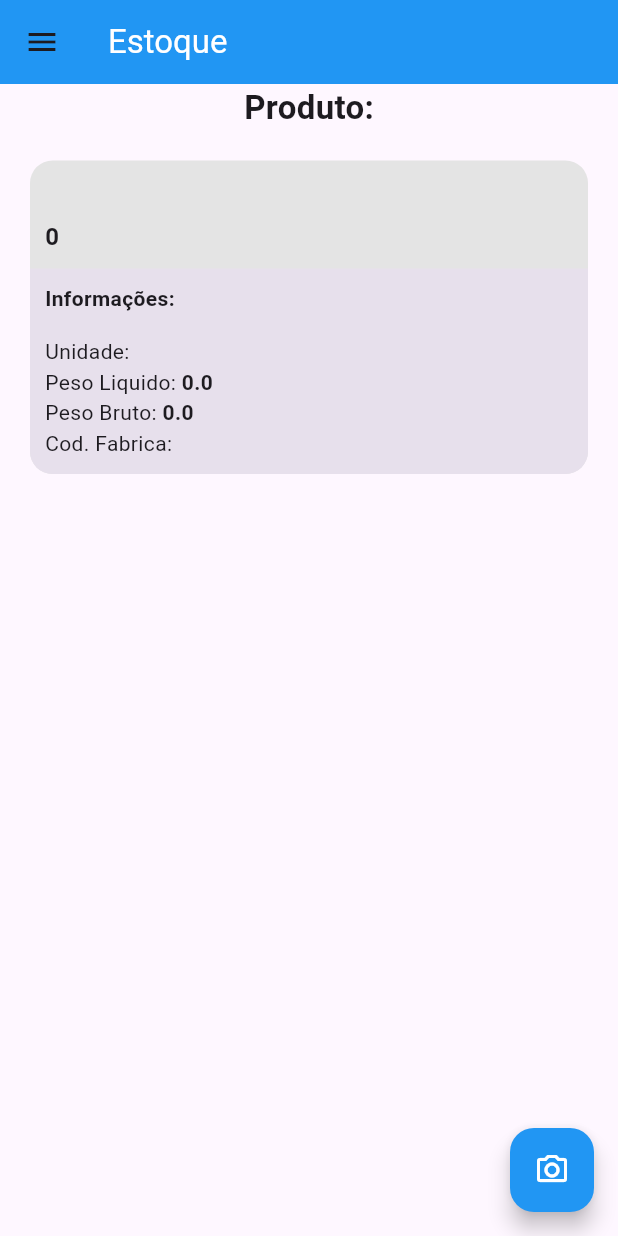
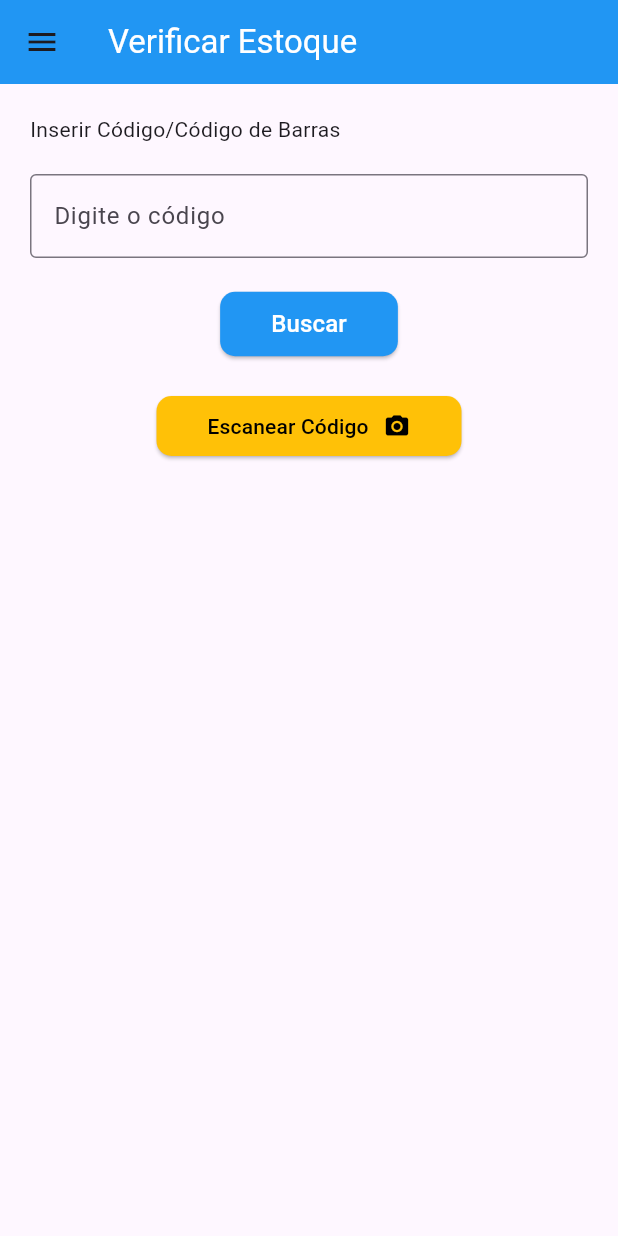
Before and after one commit to gustavohsx/EstoqueLogisticaFrontend, a Flutter app: the screen it shows after launch, on a phone screen of 412 x 824 dp. Run offline on Flutter 3.47's test engine with Material 2 defaults, Android fonts, the phone set to English and light mode, and no system bars; our stand-ins replace pocketbase; missing offline and left inert: flutter_barcode_scanner.

Commit message:
data of api

```diff
--- a/lib/main.dart
+++ b/lib/main.dart
@@ -1,4 +1,4 @@
-import 'package:estoque_logistica/pages/home/home_page.dart';
+import 'package:estoque_logistica/routes/routes.dart';
 import 'package:flutter/material.dart';
 
 void main() {
@@ -17,7 +17,8 @@ class MyApp extends StatelessWidget {
         colorScheme: ColorScheme.fromSeed(seedColor: Colors.deepPurple),
         useMaterial3: true,
       ),
-      home: const HomePage(),
+      initialRoute: '/home',
+      routes: routes,
       debugShowCheckedModeBanner: false,
     );
   }
--- /dev/null
+++ b/lib/pages/home.dart
@@ -0,0 +1,135 @@
+import 'package:estoque_logistica/widgets/custom_drawer.dart';
+import 'package:flutter/material.dart';
+import 'package:flutter/services.dart';
+import 'package:pocketbase/pocketbase.dart';
+
+final pb = PocketBase('http://127.0.0.1:8090');
+
+class Home extends StatefulWidget {
+  const Home({super.key});
+
+  @override
+  State<Home> createState() => _HomeState();
+}
+
+class _HomeState extends State<Home> {
+  late TextEditingController _controller;
+
+  @override
+  void initState() {
+    super.initState();
+    _controller = TextEditingController();
+  }
+
+  void goProductInfo(String id) {
+    Navigator.pushNamed(context, '/product', arguments: id);
+  }
+
+  @override
+  Widget build(BuildContext context) {
+    return Scaffold(
+      appBar: AppBar(
+        title: const Text(
+          'Verificar Estoque',
+          style: TextStyle(color: Colors.white),
+        ),
+        backgroundColor: Colors.blue,
+      ),
+      body: Padding(
+        padding: const EdgeInsets.all(20),
+        child: Column(
+          crossAxisAlignment: CrossAxisAlignment.start,
+          children: [
+            const Text('Inserir Código/Código de Barras'),
+            const SizedBox(
+              height: 20,
+            ),
+            Center(
+              child: Column(
+                children: [
+                  SizedBox(
+                    child: TextField(
+                      controller: _controller,
+                      decoration: const InputDecoration(
+                        border: OutlineInputBorder(),
+                        label: Text('Digite o código'),
+                      ),
+                      inputFormatters: <TextInputFormatter>[
+                        FilteringTextInputFormatter.digitsOnly
+                      ],
+                    ),
+                  ),
+                  const SizedBox(height: 20),
+                  ElevatedButton(
+                    onPressed: () async {
+                      print(_controller.value.text);
+                      await pb.admins.authWithPassword(
+                        'gustavohsx07@gmail.com',
+                        'gustavo@13',
+                      );
+                      var record;
+                      try {
+                        record = await pb
+                            .collection('produto')
+                            .getFirstListItem('codprod="${_controller.text}"');
+                        goProductInfo(record.id);
+                        // print(record);
+                      } catch (e) {
+                        print('Produto não encontrado! $e');
+                      }
+                    },
+                    style: ElevatedButton.styleFrom(
+                      shape: RoundedRectangleBorder(
+                        borderRadius: BorderRadius.circular(10),
+                      ),
+                      backgroundColor: Colors.blue,
+                    ),
+                    child: const Padding(
+                      padding: EdgeInsets.all(10),
+                      child: Text(
+                        'Buscar',
+                        style: TextStyle(
+                          color: Colors.white,
+                          fontSize: 16,
+                        ),
+                      ),
+                    ),
+                  ),
+                  const SizedBox(height: 20),
+                  ElevatedButton(
+                    onPressed: () {},
+                    style: ElevatedButton.styleFrom(
+                      backgroundColor: Colors.amber,
+                      shape: RoundedRectangleBorder(
+                        borderRadius: BorderRadius.circular(10),
+                      ),
+                    ),
+                    child: const Padding(
+                      padding: EdgeInsets.all(10),
+                      child: Row(
+                        mainAxisAlignment: MainAxisAlignment.center,
+                        mainAxisSize: MainAxisSize.min,
+                        children: [
+                          Text(
+                            'Escanear Código',
+                            style: TextStyle(color: Colors.black),
+                          ),
+                          SizedBox(width: 10),
+                          Icon(
+                            Icons.camera_alt,
+                            color: Colors.black,
+                          ),
+                        ],
+                      ),
+                    ),
+                  )
+                ],
+              ),
+            ),
+          ],
+        ),
+      ),
+      drawer: const CustomDrawer(),
+    );
+  }
+}
--- a/lib/pages/home/home_page.dart
+++ /dev/null
@@ -1,150 +0,0 @@
-// import 'package:estoque_logistica/barcode/barcode.dart';
-import 'package:estoque_logistica/widgets/custom_drawer.dart';
-import 'package:estoque_logistica/widgets/information.dart';
-import 'package:estoque_logistica/widgets/information_title.dart';
-import 'package:estoque_logistica/style/base_text_styles.dart';
-import 'package:flutter/material.dart';
-import 'package:pocketbase/pocketbase.dart';
-
-final pb = PocketBase('http://127.0.0.1:8090');
-
-class HomePage extends StatefulWidget {
-  const HomePage({Key? key}) : super(key: key);
-
-  @override
-  State<HomePage> createState() => _HomePageState();
-}
-
-class _HomePageState extends State<HomePage> {
-  String barcode = 'Nada';
-  String descricao = '';
-  int codprod = 0;
-  String unidade = '';
-  double? peso_liquido = 0.0;
-  double? peso_bruto = 0.0;
-  String codfab = '';
-
-  @override
-  void initState() {
-    super.initState();
-  }
-
-  @override
-  Widget build(BuildContext context) {
-    return Scaffold(
-      appBar: AppBar(
-        title: const Text(
-          'Estoque',
-          style: TextStyle(color: Colors.white),
-        ),
-        backgroundColor: Colors.blue,
-      ),
-      body: Center(
-        child: Column(
-          mainAxisAlignment: MainAxisAlignment.start,
-          children: [
-            const Text(
-              'Produto:',
-              style: BaseTextStyles.mainTitle,
-            ),
-            Container(
-              alignment: Alignment.topLeft,
-              margin: const EdgeInsets.all(20),
-              // padding: const EdgeInsets.fromLTRB(15, 10, 15, 10),
-              decoration: BoxDecoration(
-                color: const Color.fromARGB(255, 228, 228, 228),
-                borderRadius: BorderRadius.circular(15),
-              ),
-              child: Column(
-                crossAxisAlignment: CrossAxisAlignment.start,
-                children: [
-                  Padding(
-                    padding: const EdgeInsets.all(10.0),
-                    child: Column(
-                      crossAxisAlignment: CrossAxisAlignment.start,
-                      children: [
-                        Text(
-                          descricao,
-                          style: BaseTextStyles.productTitle,
-                        ),
-                        Text(
-                          '$codprod',
-                          style: BaseTextStyles.productSubTitle,
-                        ),
-                      ],
-                    ),
-                  ),
-                  Container(
-                    decoration: const BoxDecoration(
-                      borderRadius: BorderRadius.only(
-                        bottomLeft: Radius.circular(15),
-                        bottomRight: Radius.circular(15),
-                      ),
-                      color: Color.fromARGB(255, 231, 224, 236),
-                    ),
-                    child: Padding(
-                      padding: const EdgeInsets.all(10.0),
-                      child: Column(
-                        crossAxisAlignment: CrossAxisAlignment.start,
-                        children: [
-                          const InformationTitle(
-                            title: 'Informações',
-                          ),
-                          Information(
-                            title: 'Unidade',
-                            info: '$unidade',
-                          ),
-                          Information(
-                            title: 'Peso Liquido',
-                            info: '$peso_liquido',
-                          ),
-                          Information(
-                            title: 'Peso Bruto',
-                            info: '$peso_bruto',
-                          ),
-                          Information(
-                            title: 'Cod. Fabrica',
-                            info: '$codfab',
-                          ),
-                        ],
-                      ),
-                    ),
-                  ),
-                ],
-              ),
-            ),
-          ],
-        ),
-      ),
-      drawer: const CustomDrawer(),
-      floatingActionButton: FloatingActionButton(
-        onPressed: () async {
-          // barcode = await CameraBarcode().scan();
-          // setState(() {});
-          print('banco');
-          await pb.admins.authWithPassword(
-            'gustavohsx07@gmail.com',
-            'gustavo@13',
-          );
-          final record = await pb
-              .collection('produto')
-              .getFirstListItem('codprod="878730"');
-
-          descricao = record.data['descricao'];
-          codprod = record.data['codprod'];
-          unidade = record.data['unidade'];
-          peso_liquido = record.data['pesoliq'];
-          peso_bruto = record.data['pesobruto'];
-          codfab = record.data['codfab'];
-          setState(() {});
-          print(record);
-        },
-        backgroundColor: Colors.blue,
-        child: const Icon(
-          Icons.photo_camera_outlined,
-          color: Colors.white,
-        ),
-      ),
-    );
-  }
-}
--- /dev/null
+++ b/lib/routes/routes.dart
@@ -0,0 +1,7 @@
+import 'package:estoque_logistica/pages/home.dart';
+import 'package:estoque_logistica/pages/product_information.dart';
+
+var routes = {
+  '/home': (context) => const Home(),
+  '/product': (context) => const ProductInformation(),
+};
```
Also changed, not shown: lib/pages/product_information.dart (added, +322 -0 lines).
